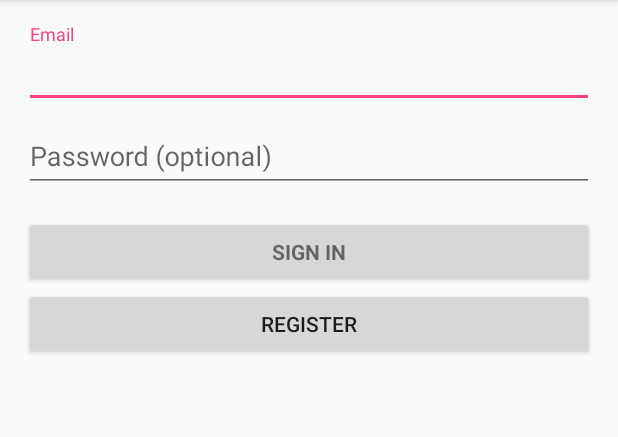
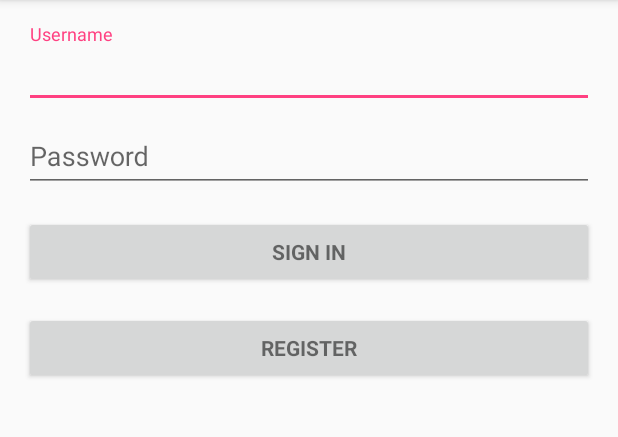
Before and after one commit to jhpinder/Water-G40, an Android app: the screen it shows after launch (LoginActivity), on a phone screen of 412 x 824 dp, the part 84-521 px from its top. Run offline under Robolectric (Android 15) with nearby library versions, the phone set to English and light mode, and no system bars; 2 statements that could not run were skipped.

Commit message:
edited layout

```diff
--- a/app/src/main/res/layout/activity_login.xml
+++ b/app/src/main/res/layout/activity_login.xml
@@ -38,7 +38,7 @@
                     android:id="@+id/email"
                     android:layout_width="match_parent"
                     android:layout_height="wrap_content"
-                    android:hint="@string/prompt_email"
+                    android:hint="Username"
                     android:inputType="textEmailAddress"
                     android:maxLines="1"
                     android:singleLine="true" />
@@ -53,7 +53,7 @@
                     android:id="@+id/password"
                     android:layout_width="match_parent"
                     android:layout_height="wrap_content"
-                    android:hint="@string/prompt_password"
+                    android:hint="Password"
                     android:imeActionId="@+id/login"
                     android:imeActionLabel="@string/action_sign_in_short"
                     android:imeOptions="actionUnspecified"
@@ -65,7 +65,7 @@
 
             <Button
                 android:id="@+id/email_sign_in_button"
-                style="?android:textAppearanceSmall"
+                style="@android:style/TextAppearance.Material.Small"
                 android:layout_width="match_parent"
                 android:layout_height="wrap_content"
                 android:layout_marginTop="16dp"
@@ -73,10 +73,13 @@
                 android:textStyle="bold" />
 
             <Button
-                android:text="Register"
+                android:id="@+id/register_button"
+                style="@android:style/TextAppearance.Material.Small"
                 android:layout_width="match_parent"
                 android:layout_height="wrap_content"
-                android:id="@+id/register_button" />
+                android:layout_marginTop="16dp"
+                android:text="Register"
+                android:textStyle="bold" />
 
         </LinearLayout>
     </ScrollView>
```
